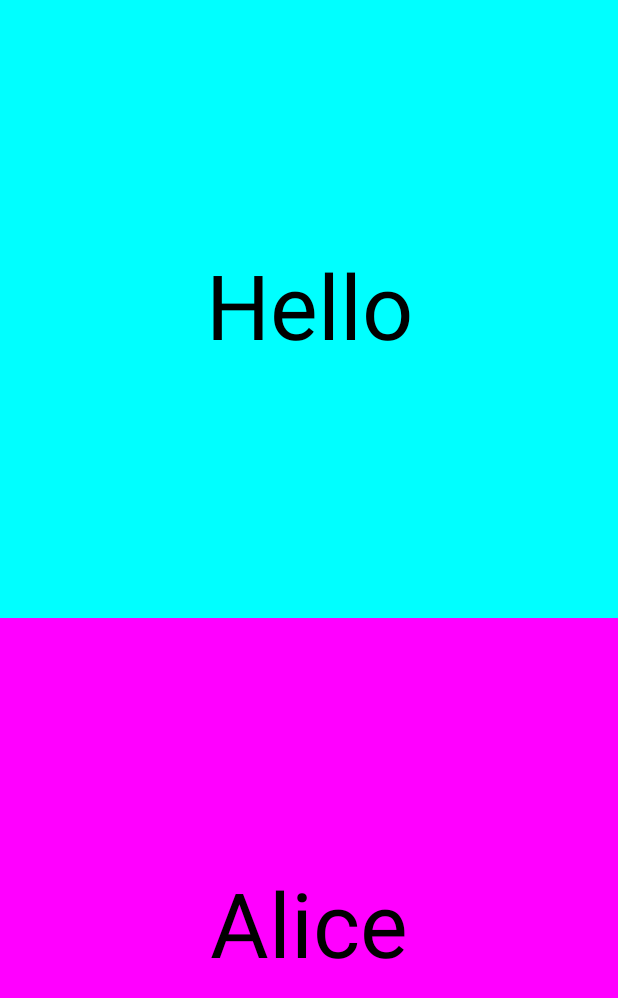
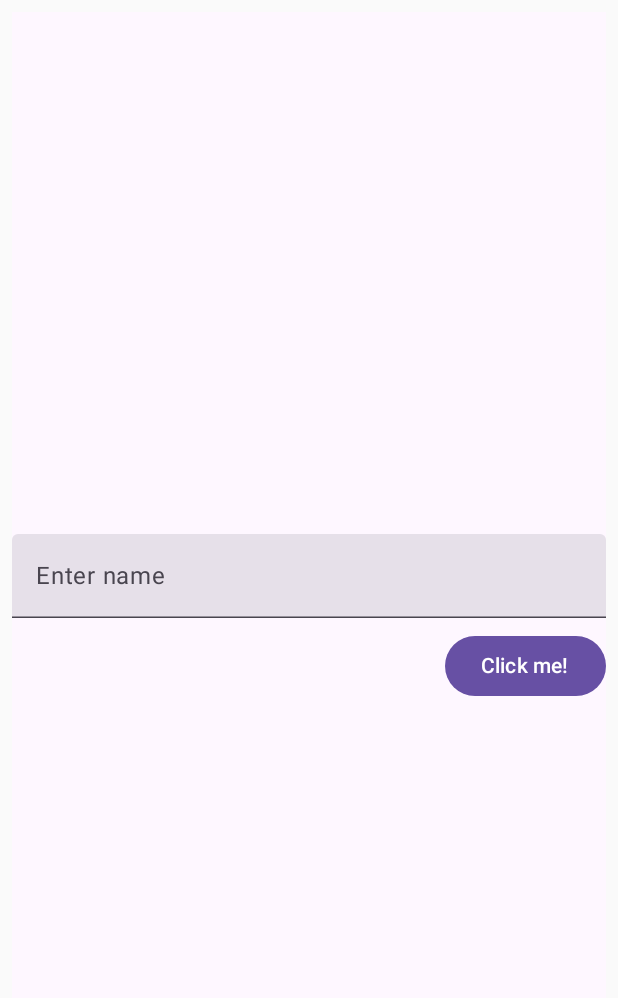
Before and after one commit to nikhilsutar123/ComposeApp, an Android app built with Jetpack Compose: the screen it shows after launch (MainActivity), on a phone screen of 412 x 824 dp. Shown: the top 998 px of the screen. Run offline under Robolectric (Android 15) with nearby library versions, the phone set to English and light mode, and no system bars.

Commit message:
textfield, button & snackbar in compose

```diff
--- a/app/src/main/java/com/example/composeapp/MainActivity.kt
+++ b/app/src/main/java/com/example/composeapp/MainActivity.kt
@@ -1,18 +1,31 @@
 package com.example.composeapp
 
 import android.os.Bundle
+import android.widget.Space
 import androidx.activity.ComponentActivity
 import androidx.activity.compose.setContent
 import androidx.compose.foundation.background
 import androidx.compose.foundation.clickable
+import androidx.compose.foundation.layout.Arrangement
 import androidx.compose.foundation.layout.Box
 import androidx.compose.foundation.layout.Column
+import androidx.compose.foundation.layout.Spacer
 import androidx.compose.foundation.layout.fillMaxSize
+import androidx.compose.foundation.layout.fillMaxWidth
+import androidx.compose.foundation.layout.height
 import androidx.compose.foundation.layout.padding
+import androidx.compose.foundation.text2.input.TextFieldState
+import androidx.compose.material3.Button
+import androidx.compose.material3.Scaffold
+import androidx.compose.material3.SnackbarHost
+import androidx.compose.material3.SnackbarHostState
 import androidx.compose.material3.Text
+import androidx.compose.material3.TextField
 import androidx.compose.runtime.Composable
 import androidx.compose.runtime.mutableStateOf
-import androidx.compose.runtime.remember
+import androidx.compose.runtime.*
+import androidx.compose.runtime.rememberCoroutineScope
+import androidx.compose.ui.AbsoluteAlignment
 import androidx.compose.ui.Alignment
 import androidx.compose.ui.Modifier
 import androidx.compose.ui.graphics.Color
@@ -21,56 +34,50 @@ import androidx.compose.ui.text.style.TextAlign
 import androidx.compose.ui.unit.TextUnit
 import androidx.compose.ui.unit.dp
 import androidx.compose.ui.unit.sp
+import kotlinx.coroutines.CoroutineScope
+import kotlinx.coroutines.launch
 import kotlin.random.Random
 
 class MainActivity : ComponentActivity() {
     override fun onCreate(savedInstanceState: Bundle?) {
         super.onCreate(savedInstanceState)
         setContent {
-            Column(
-                Modifier
-                    .fillMaxSize()
-
+            val snackbarHostState = remember {
+                SnackbarHostState()
+            }
+            val scope = rememberCoroutineScope()
+            var textFieldState by remember {
+                mutableStateOf("")
+            }
+            Scaffold(
+                modifier = Modifier.fillMaxSize().padding(8.dp),
+                snackbarHost = { SnackbarHost(hostState = snackbarHostState) },
             ) {
-                val names = listOf("Alice", "Bob", "Charlie", "David", "Eve")
-                val selectedName = remember {
-                    mutableStateOf(names[0])
-                }
-                NameBox(
-                    Modifier
-                        .weight(1f)
-                        .fillMaxSize(),
-                    names,
+                Column(
+                    horizontalAlignment = Alignment.CenterHorizontally,
+                    verticalArrangement = Arrangement.Center,
+                    modifier = Modifier
+                        .fillMaxSize()
+                        .padding(it)
                 ) {
-                    selectedName.value = it
-                }
-                Box(
-                    modifier = Modifier
-                        .background(Color.Magenta)
-                        .weight(1f)
-                        .fillMaxSize(), contentAlignment = Alignment.Center
-                ) {
-                    Text(text = selectedName.value, fontSize = 60.sp, textAlign = TextAlign.Center)
+                    TextField(
+                        modifier = Modifier.fillMaxWidth(),
+                        value = textFieldState,
+                        onValueChange = { value ->
+                            textFieldState = value
+                        },
+                        label = { Text(text = "Enter name") }, singleLine = true
+                    )
+                    Spacer(modifier = Modifier.height(8.dp))
+                    Button(onClick = {
+                        scope.launch {
+                                snackbarHostState.showSnackbar(message = "Hello $textFieldState!")
+                        }
+                    }, modifier = Modifier.align(Alignment.End)){
+                        Text("Click me!")
+                    }
                 }
             }
         }
     }
 }
-
-@Composable
-fun NameBox(
-    modifier: Modifier = Modifier,
-    names: List<String>,
-    updateName: (String) -> Unit,
-) {
-    Box(modifier = modifier
-        .background(Color.Cyan)
-        .clickable {
-            updateName(
-                names.random()
-            )
-        }, contentAlignment = Alignment.Center
-    ) {
-        Text(text = "Hello", fontSize = 60.sp, textAlign = TextAlign.Center)
-    }
-}
```
Also changed, not shown: 1 other file.
